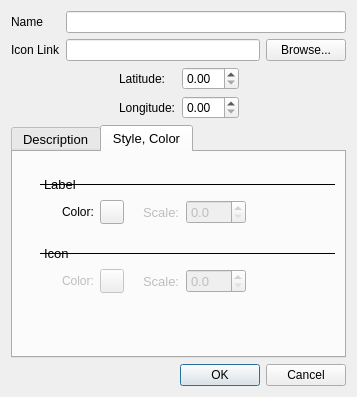
First picture: the form in src/plugins/render/annotate/EditTextAnnotationDialog.ui, repository calincru/marble, before the edit.
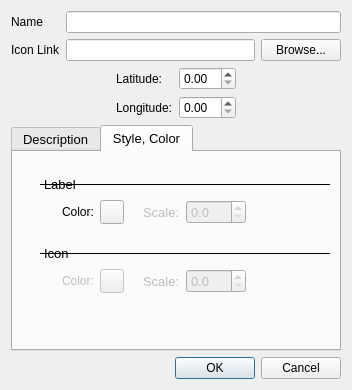
Second picture: the form after the edit.

Commit message: Now each dialog has the same window size - increases consistency

Patch:
```diff
--- a/src/plugins/render/annotate/EditTextAnnotationDialog.ui
+++ b/src/plugins/render/annotate/EditTextAnnotationDialog.ui
@@ -6,8 +6,8 @@
    <rect>
     <x>0</x>
     <y>0</y>
-    <width>357</width>
-    <height>397</height>
+    <width>350</width>
+    <height>390</height>
    </rect>
   </property>
   <property name="windowTitle">
```
The commit also changes 4 other files.
